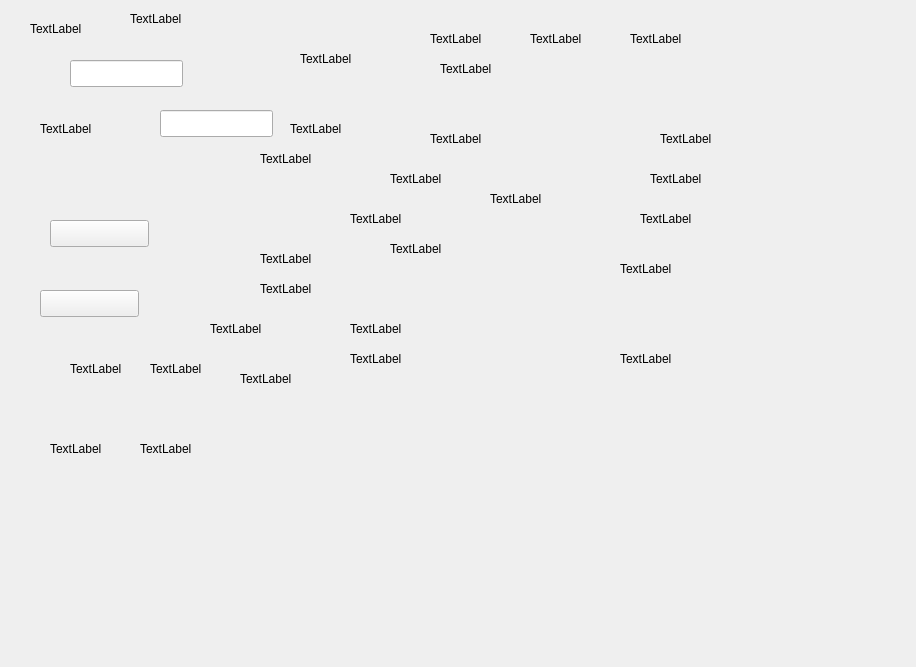
Old version of the form k1160pro/qsettingdebugform.ui in the repository photonlili/K1160.
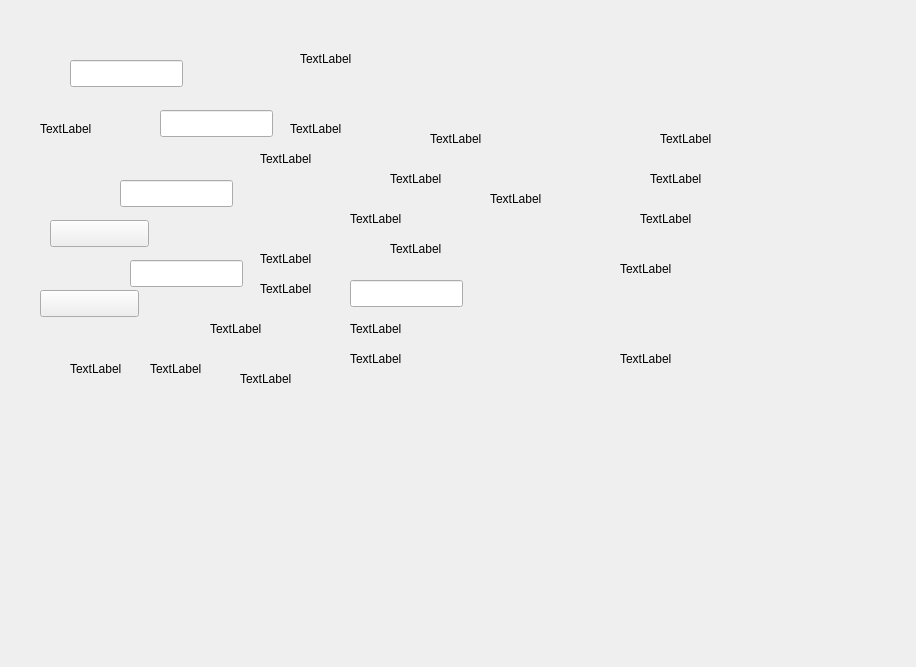
New version of the form.

Diff of the .ui file:
```diff
--- a/k1160pro/qsettingdebugform.ui
+++ b/k1160pro/qsettingdebugform.ui
@@ -26,6 +26,19 @@
     <bool>true</bool>
    </property>
   </widget>
+  <widget class="QLineEdit" name="ed_settingdebug_r">
+   <property name="geometry">
+    <rect>
+     <x>120</x>
+     <y>180</y>
+     <width>113</width>
+     <height>27</height>
+    </rect>
+   </property>
+   <property name="readOnly">
+    <bool>true</bool>
+   </property>
+  </widget>
   <widget class="QLineEdit" name="ed_settingdebug_zheqi">
    <property name="geometry">
     <rect>
@@ -39,6 +52,32 @@
     <bool>true</bool>
    </property>
   </widget>
+  <widget class="QLineEdit" name="ed_settingdebug_g">
+   <property name="geometry">
+    <rect>
+     <x>130</x>
+     <y>260</y>
+     <width>113</width>
+     <height>27</height>
+    </rect>
+   </property>
+   <property name="readOnly">
+    <bool>true</bool>
+   </property>
+  </widget>
+  <widget class="QLineEdit" name="ed_settingdebug_b">
+   <property name="geometry">
+    <rect>
+     <x>350</x>
+     <y>280</y>
+     <width>113</width>
+     <height>27</height>
+    </rect>
+   </property>
+   <property name="readOnly">
+    <bool>true</bool>
+   </property>
+  </widget>
   <widget class="QLabel" name="le_settingdebug_zhengqi">
    <property name="geometry">
     <rect>
@@ -351,110 +390,6 @@
     <string>TextLabel</string>
    </property>
   </widget>
-  <widget class="QLabel" name="lb_settingdebug_c">
-   <property name="geometry">
-    <rect>
-     <x>30</x>
-     <y>20</y>
-     <width>67</width>
-     <height>17</height>
-    </rect>
-   </property>
-   <property name="text">
-    <string>TextLabel</string>
-   </property>
-  </widget>
-  <widget class="QLabel" name="lb_settingdebug_yanse">
-   <property name="geometry">
-    <rect>
-     <x>130</x>
-     <y>10</y>
-     <width>67</width>
-     <height>17</height>
-    </rect>
-   </property>
-   <property name="text">
-    <string>TextLabel</string>
-   </property>
-  </widget>
-  <widget class="QLabel" name="label_wendu1">
-   <property name="geometry">
-    <rect>
-     <x>50</x>
-     <y>440</y>
-     <width>67</width>
-     <height>17</height>
-    </rect>
-   </property>
-   <property name="text">
-    <string>TextLabel</string>
-   </property>
-  </widget>
-  <widget class="QLabel" name="label_wendu2">
-   <property name="geometry">
-    <rect>
-     <x>140</x>
-     <y>440</y>
-     <width>67</width>
-     <height>17</height>
-    </rect>
-   </property>
-   <property name="text">
-    <string>TextLabel</string>
-   </property>
-  </widget>
-  <widget class="QLabel" name="ed_settingdebug_r">
-   <property name="geometry">
-    <rect>
-     <x>430</x>
-     <y>30</y>
-     <width>67</width>
-     <height>17</height>
-    </rect>
-   </property>
-   <property name="text">
-    <string>TextLabel</string>
-   </property>
-  </widget>
-  <widget class="QLabel" name="ed_settingdebug_g">
-   <property name="geometry">
-    <rect>
-     <x>530</x>
-     <y>30</y>
-     <width>67</width>
-     <height>17</height>
-    </rect>
-   </property>
-   <property name="text">
-    <string>TextLabel</string>
-   </property>
-  </widget>
-  <widget class="QLabel" name="ed_settingdebug_b">
-   <property name="geometry">
-    <rect>
-     <x>630</x>
-     <y>30</y>
-     <width>67</width>
-     <height>17</height>
-    </rect>
-   </property>
-   <property name="text">
-    <string>TextLabel</string>
-   </property>
-  </widget>
-  <widget class="QLabel" name="le_settingdebug_c">
-   <property name="geometry">
-    <rect>
-     <x>440</x>
-     <y>60</y>
-     <width>67</width>
-     <height>17</height>
-    </rect>
-   </property>
-   <property name="text">
-    <string>TextLabel</string>
-   </property>
-  </widget>
  </widget>
  <resources/>
  <connections/>
```
